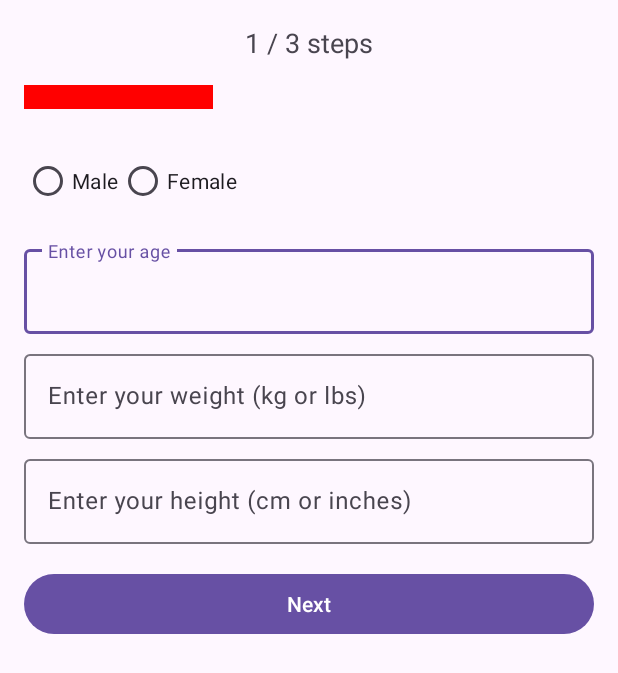
After one commit to blackChan1234/FYP2, an Android app: the layout activity_step1.xml on its own in the app's theme, with its tools: preview values and no code run, on a phone screen of 412 x 824 dp. The commit adds this screen. Shown: the top 673 px of the screen. Run offline under Robolectric (Android 15) with nearby library versions, the phone set to English and light mode, and no system bars.

Commit message:
register input user infomation

```diff
--- a/app/build.gradle
+++ b/app/build.gradle
@@ -57,12 +57,10 @@ android {
             }
             implementation 'com.github.bumptech.glide:glide:4.16.0'
             implementation 'androidx.preference:preference:1.2.1'
-// Replace 4.x with the latest version
             implementation 'com.squareup.okhttp3:okhttp:4.9.0'
-
+            implementation 'com.google.android.material:material:1.11.0'
             annotationProcessor 'com.github.bumptech.glide:compiler:4.16.0'
             implementation 'androidx.appcompat:appcompat:1.6.1'
-            implementation 'com.google.android.material:material:1.5.0'
             implementation "androidx.preference:preference-ktx:1.2.1"
             implementation 'androidx.constraintlayout:constraintlayout:2.1.4'
             testImplementation 'junit:junit:4.13.2'
@@ -78,7 +76,7 @@ android {
 dependencies {
     implementation 'androidx.appcompat:appcompat:1.6.1'
     implementation 'androidx.constraintlayout:constraintlayout:2.1.4'
-    implementation 'com.google.android.material:material:1.4.0'
+    implementation 'com.google.android.material:material:1.11.0'
     implementation 'androidx.lifecycle:lifecycle-livedata-ktx:2.7.0'
     implementation 'androidx.lifecycle:lifecycle-viewmodel-ktx:2.7.0'
     implementation 'androidx.navigation:navigation-fragment:2.5.2'
--- /dev/null
+++ b/app/src/main/res/drawable/custom_progress_bar.xml
@@ -0,0 +1,20 @@
+<layer-list xmlns:android="http://schemas.android.com/apk/res/android">
+
+    <!-- Define the background properties like color etc -->
+    <item android:id="@android:id/background">
+        <clip>
+            <shape>
+                <solid android:color="@color/white" />
+            </shape>
+        </clip>
+    </item>
+    <!-- Define the progress properties like start color, end color etc -->
+    <item android:id="@android:id/progress">
+        <clip>
+            <shape>
+                <solid android:color="@color/button_color_red" />
+            </shape>
+        </clip>
+    </item>
+
+</layer-list>
--- /dev/null
+++ b/app/src/main/res/layout/activity_step1.xml
@@ -0,0 +1,91 @@
+<!-- activity_step1.xml -->
+<LinearLayout
+    xmlns:android="http://schemas.android.com/apk/res/android"
+    android:layout_width="match_parent"
+    android:layout_height="match_parent"
+    android:orientation="vertical"
+    xmlns:app="http://schemas.android.com/apk/res-auto"
+    android:padding="16dp">
+
+    <TextView
+        android:layout_width="match_parent"
+        android:layout_height="wrap_content"
+        android:text="@string/_1_3_steps"
+        android:textAlignment="center"
+        android:textSize="18sp"
+        android:layout_marginBottom="16dp"/>
+
+    <ProgressBar
+        android:id="@+id/progressBar"
+        style="?android:attr/progressBarStyleHorizontal"
+        android:layout_width="match_parent"
+        android:layout_height="wrap_content"
+        android:progressDrawable="@drawable/custom_progress_bar"
+        android:progress="33"
+        android:layout_marginBottom="24dp"/>
+
+    <RadioGroup
+        android:id="@+id/radioGroupGender"
+        android:layout_width="match_parent"
+        android:layout_height="wrap_content"
+        android:orientation="horizontal"
+        android:layout_marginBottom="16dp">
+
+        <RadioButton android:id="@+id/radioMale" android:layout_width="wrap_content" android:layout_height="wrap_content" android:text="Male"/>
+
+        <RadioButton
+            android:id="@+id/radioFemale"
+            android:layout_width="wrap_content"
+            android:layout_height="wrap_content"
+            android:text="Female" />
+    </RadioGroup>
+
+    <!-- Age EditText -->
+    <com.google.android.material.textfield.TextInputLayout
+        android:layout_width="match_parent"
+        android:layout_height="wrap_content"
+        android:layout_marginBottom="8dp">
+
+        <EditText
+            android:id="@+id/editTextAge"
+            android:layout_width="match_parent"
+            android:layout_height="wrap_content"
+            android:inputType="number"
+            android:hint="@string/age_hint" />
+    </com.google.android.material.textfield.TextInputLayout>
+
+    <!-- Weight EditText -->
+    <com.google.android.material.textfield.TextInputLayout
+        android:layout_width="match_parent"
+        android:layout_height="wrap_content"
+        android:layout_marginBottom="8dp">
+
+        <EditText
+            android:id="@+id/editTextWeight"
+            android:layout_width="match_parent"
+            android:layout_height="wrap_content"
+            android:inputType="numberDecimal"
+            android:hint="@string/weight_hint" />
+    </com.google.android.material.textfield.TextInputLayout>
+
+    <!-- Height EditText -->
+    <com.google.android.material.textfield.TextInputLayout
+        android:layout_width="match_parent"
+        android:layout_height="wrap_content"
+        android:layout_marginBottom="16dp">
+
+        <EditText
+            android:id="@+id/editTextHeight"
+            android:layout_width="match_parent"
+            android:layout_height="wrap_content"
+            android:inputType="numberDecimal"
+            android:hint="@string/height_hint" />
+    </com.google.android.material.textfield.TextInputLayout>
+
+    <Button
+        android:id="@+id/buttonNextStep1"
+        android:layout_width="match_parent"
+        android:layout_height="wrap_content"
+        android:text="Next"
+        android:onClick="goToStep2"/>
+</LinearLayout>
--- /dev/null
+++ b/app/src/main/res/layout/activity_step2.xml
@@ -0,0 +1,27 @@
+<!-- activity_step2.xml -->
+<LinearLayout
+    xmlns:android="http://schemas.android.com/apk/res/android"
+    android:layout_width="match_parent"
+    android:layout_height="match_parent"
+    android:orientation="vertical"
+    android:padding="16dp">
+
+    <ProgressBar
+        android:id="@+id/progressBar"
+        style="?android:attr/progressBarStyleHorizontal"
+        android:layout_width="match_parent"
+        android:layout_height="wrap_content"
+        android:progress="66"/>
+
+    <!-- You'll need to write code to manage the state of these buttons -->
+    <!-- Replace with your own ids and strings -->
+    <Button android:id="@+id/buttonVegetarian" android:layout_width="match_parent" android:layout_height="wrap_content" android:text="Vegetarian" android:background="@drawable/lavender_border"/>
+    <!-- Add more buttons for Vegan, Gluten-Free, etc. -->
+
+    <Button
+        android:id="@+id/buttonNextStep2"
+        android:layout_width="match_parent"
+        android:layout_height="wrap_content"
+        android:text="Next"
+        android:onClick="goToStep3"/>
+</LinearLayout>
--- a/app/src/main/res/values/strings.xml
+++ b/app/src/main/res/values/strings.xml
@@ -113,4 +113,8 @@
     </string-array>
     <string name="title_activity_bottomnavigation">BottomnavigationActivity</string>
     <string name="RandomMeal">Random Meal</string>
+    <string name="_1_3_steps">1 / 3 steps</string>
+    <string name="age_hint">Enter your age</string>
+    <string name="weight_hint">Enter your weight (kg or lbs)</string>
+    <string name="height_hint">Enter your height (cm or inches)</string>
 </resources>
```
Also changed, not shown: 2 other files.
